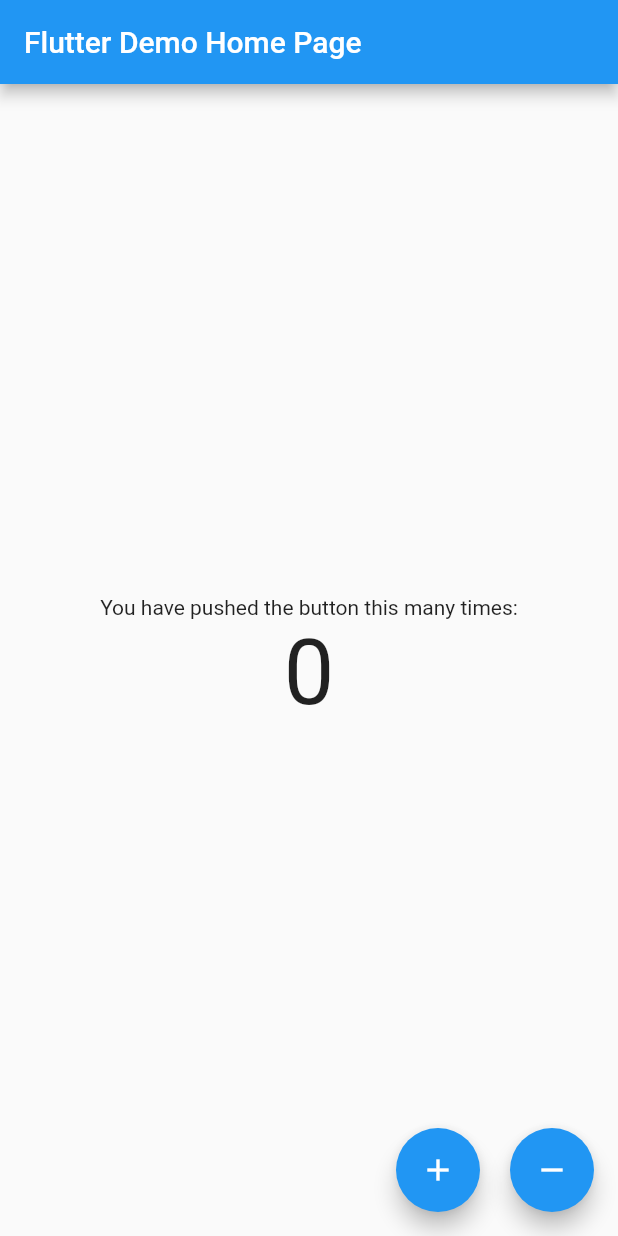
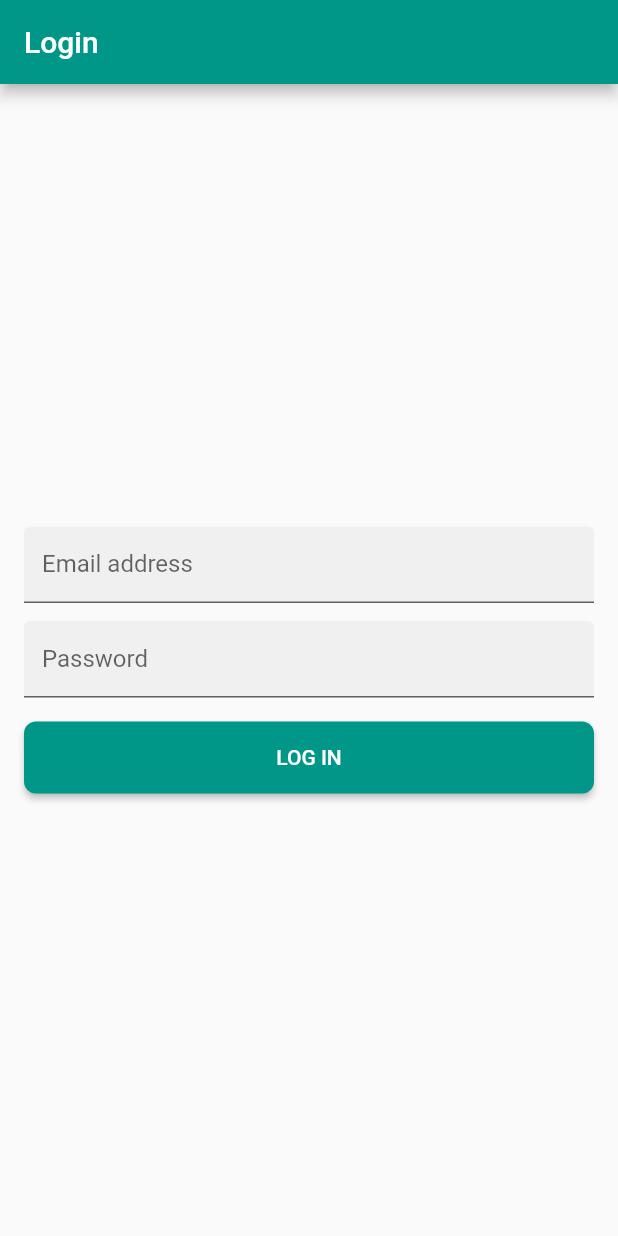
Before and after one commit to etEthiopia/bloc_pattern_library, a Flutter app: the screen it shows after launch, on a phone screen of 412 x 824 dp. Run offline on Flutter 3.47's test engine with Material 2 defaults, Android fonts, the phone set to English and light mode, and no system bars; our stand-ins replace bloc, equatable, flutter_bloc, flutter_secure_storage.

Commit message:
LOGIN and CHECK Succ ess

```diff
--- /dev/null
+++ b/lib/blocs/authentication/authentication_event.dart
@@ -0,0 +1,30 @@
+// lib/blocs/authentication/authentication_event.dart
+
+import 'package:bloc_pattern_full/models/models.dart';
+import 'package:meta/meta.dart';
+import 'package:equatable/equatable.dart';
+
+//import '../../models/models.dart';
+
+abstract class AuthenticationEvent extends Equatable {
+  const AuthenticationEvent();
+
+  @override
+  List<Object> get props => [];
+}
+
+// Fired just after the app is launched
+class AppLoaded extends AuthenticationEvent {}
+
+// Fired when a user has successfully logged in
+class UserLoggedIn extends AuthenticationEvent {
+  final User user;
+
+  UserLoggedIn({@required this.user});
+
+  @override
+  List<Object> get props => [user];
+}
+
+// Fired when the user has logged out
+class UserLoggedOut extends AuthenticationEvent {}
--- /dev/null
+++ b/lib/blocs/authentication/authetnication_state.dart
@@ -0,0 +1,34 @@
+import 'package:meta/meta.dart';
+import 'package:equatable/equatable.dart';
+import '../../models/models.dart';
+
+abstract class AuthenticationState extends Equatable {
+  const AuthenticationState();
+
+  @override
+  List<Object> get props => [];
+}
+
+class AuthenticationInitial extends AuthenticationState {}
+
+class AuthenticationLoading extends AuthenticationState {}
+
+class AuthenticationNotAuthenticated extends AuthenticationState {}
+
+class AuthenticationAuthenticated extends AuthenticationState {
+  final User user;
+
+  AuthenticationAuthenticated({@required this.user});
+
+  @override
+  List<Object> get props => [user];
+}
+
+class AuthenticationFailure extends AuthenticationState {
+  final String message;
+
+  AuthenticationFailure({@required this.message});
+
+  @override
+  List<Object> get props => [message];
+}
--- /dev/null
+++ b/lib/blocs/login/login_bloc.dart
@@ -0,0 +1,50 @@
+import 'package:bloc/bloc.dart';
+import 'package:bloc_pattern_full/blocs/authentication/authentication_bloc.dart';
+import 'package:bloc_pattern_full/blocs/authentication/authentication_event.dart';
+import 'login_event.dart';
+import 'login_state.dart';
+import '../../exceptions/exceptions.dart';
+import '../../services/services.dart';
+
+class LoginBloc extends Bloc<LoginEvent, LoginState> {
+  final AuthenticationBloc _authenticationBloc;
+  final AuthenticationService _authenticationService;
+
+  LoginBloc(AuthenticationBloc authenticationBloc,
+      AuthenticationService authenticationService)
+      : assert(authenticationBloc != null),
+        assert(authenticationService != null),
+        _authenticationBloc = authenticationBloc,
+        _authenticationService = authenticationService;
+
+  @override
+  LoginState get initialState => LoginInitial();
+
+  @override
+  Stream<LoginState> mapEventToState(LoginEvent event) async* {
+    if (event is LoginInWithEmailButtonPressed) {
+      yield* _mapLoginWithEmailToState(event);
+    }
+  }
+
+  Stream<LoginState> _mapLoginWithEmailToState(
+      LoginInWithEmailButtonPressed event) async* {
+    yield LoginLoading();
+    try {
+      final user = await _authenticationService.signInWithEmailAndPassword(
+          event.email, event.password);
+      if (user != null) {
+        // push new authentication event
+        _authenticationBloc.add(UserLoggedIn(user: user));
+        yield LoginSuccess();
+        yield LoginInitial();
+      } else {
+        yield LoginFailure(error: 'Something very weird just happened');
+      }
+    } on AuthenticationException catch (e) {
+      yield LoginFailure(error: e.message);
+    } catch (err) {
+      yield LoginFailure(error: err.message ?? 'An unknown error occured');
+    }
+  }
+}
--- /dev/null
+++ b/lib/blocs/login/login_event.dart
@@ -0,0 +1,17 @@
+import 'package:meta/meta.dart';
+import 'package:equatable/equatable.dart';
+
+abstract class LoginEvent extends Equatable {
+  @override
+  List<Object> get props => [];
+}
+
+class LoginInWithEmailButtonPressed extends LoginEvent {
+  final String email;
+  final String password;
+
+  LoginInWithEmailButtonPressed({@required this.email, @required this.password});
+
+  @override
+  List<Object> get props => [email, password];
+}
--- /dev/null
+++ b/lib/blocs/login/login_state.dart
@@ -0,0 +1,23 @@
+import 'package:meta/meta.dart';
+import 'package:equatable/equatable.dart';
+
+
+abstract class LoginState extends Equatable{
+  @override
+  List<Object> get props => [];
+}
+
+class LoginInitial extends LoginState {}
+
+class LoginLoading extends LoginState {}
+
+class LoginSuccess extends LoginState {}
+
+class LoginFailure extends LoginState {
+  final String error;
+
+  LoginFailure({@required this.error});
+
+  @override
+  List<Object> get props => [error];
+}
--- /dev/null
+++ b/lib/exceptions/authentication_exception.dart
@@ -0,0 +1,5 @@
+class AuthenticationException implements Exception{
+  final String message;
+
+  AuthenticationException({this.message = 'Unknown error occurred. '});
+}
--- /dev/null
+++ b/lib/exceptions/exceptions.dart
@@ -0,0 +1 @@
+export 'authentication_exception.dart';
--- a/lib/main.dart
+++ b/lib/main.dart
@@ -1,99 +1,55 @@
-import 'package:bloc_pattern_full/counter_bloc.dart';
+import 'package:bloc_pattern_full/pages/home_page.dart';
+import 'package:bloc_pattern_full/pages/login_page.dart';
 import 'package:flutter/material.dart';
 import 'package:flutter_bloc/flutter_bloc.dart';
+import 'package:flutter_secure_storage/flutter_secure_storage.dart';
 
-import 'counter_event.dart';
-import 'couter_state.dart';
+import 'blocs/authentication/authentication_bloc.dart';
+import 'blocs/authentication/authentication_event.dart';
+import 'blocs/authentication/authetnication_state.dart';
+import 'services/services.dart';
 
-void main() {
-  runApp(MyApp());
-}
+final storage = FlutterSecureStorage();
+
+void main() => runApp(
+        // Injects the Authentication service
+        RepositoryProvider<AuthenticationService>(
+      create: (context) {
+        return FakeAuthenticationService();
+      },
+      // Injects the Authentication BLoC
+      child: BlocProvider<AuthenticationBloc>(
+        create: (context) {
+          final authService =
+              RepositoryProvider.of<AuthenticationService>(context);
+          return AuthenticationBloc(authService)..add(AppLoaded());
+        },
+        child: MyApp(),
+      ),
+    ));
 
 class MyApp extends StatelessWidget {
   @override
   Widget build(BuildContext context) {
     return MaterialApp(
-      title: 'Flutter Demo',
+      title: 'Authentication Demo',
       theme: ThemeData(
-        primarySwatch: Colors.blue,
-        visualDensity: VisualDensity.adaptivePlatformDensity,
+        primarySwatch: Colors.teal,
       ),
-      home: MyHomePage(title: 'Flutter Demo Home Page'),
-    );
-  }
-}
-
-class MyHomePage extends StatefulWidget {
-  MyHomePage({Key key, this.title}) : super(key: key);
-
-  final String title;
-
-  @override
-  _MyHomePageState createState() => _MyHomePageState();
-}
-
-class _MyHomePageState extends State<MyHomePage> {
-  @override
-  Widget build(BuildContext context) {
-    return BlocProvider(
-      create: (context) => CounterBloc(),
-      child: CounterWidget(
-        widget: widget,
+      // BlocBuilder will listen to changes in AuthenticationState
+      // and build an appropriate widget based on the state.
+      home: BlocBuilder<AuthenticationBloc, AuthenticationState>(
+        builder: (context, state) {
+          if (state is AuthenticationAuthenticated) {
+            // show home page
+            return HomePage(
+              user: state.user,
+            );
+          }
+          // otherwise show login page
+          return LoginPage();
+        },
       ),
     );
   }
 }
-
-class CounterWidget extends StatelessWidget {
-  const CounterWidget({
-    Key key,
-    @required this.widget,
-  }) : super(key: key);
-
-  final MyHomePage widget;
-
-  @override
-  Widget build(BuildContext context) {
-    return Scaffold(
-      appBar: AppBar(
-        title: Text(widget.title),
-      ),
-      body: BlocBuilder<CounterBloc, CounterState>(
-          bloc: BlocProvider.of<CounterBloc>(context),
-          builder: (context, CounterState state) {
-            return Center(
-              child: Column(
-                mainAxisAlignment: MainAxisAlignment.center,
-                children: <Widget>[
-                  Text(
-                    'You have pushed the button this many times:',
-                  ),
-                  Text(
-                    state.counter.toString(),
-                    style: TextStyle(fontSize: 60),
-                  )
-                ],
-              ),
-            );
-          }),
-      floatingActionButton: Row(
-        mainAxisAlignment: MainAxisAlignment.end,
-        children: <Widget>[
-          FloatingActionButton(
-            onPressed: () =>
-                BlocProvider.of<CounterBloc>(context).add(IncrementEvent()),
-            tooltip: 'Increment',
-            child: Icon(Icons.add),
-          ),
-          SizedBox(width: 20),
-          FloatingActionButton(
-            onPressed: () =>
-                BlocProvider.of<CounterBloc>(context).add(DecrementEvent()),
-            tooltip: '_decrementCounter',
-            child: Icon(Icons.remove),
-          )
-        ],
-      ),
-    );
-  }
-}
--- /dev/null
+++ b/lib/models/models.dart
@@ -0,0 +1 @@
+export 'user.dart';
--- /dev/null
+++ b/lib/models/user.dart
@@ -0,0 +1,11 @@
+import 'package:meta/meta.dart';
+
+class User {
+  final String name;
+  final String email;
+
+  User({@required this.name, @required this.email});
+
+  @override
+  String toString() => 'User { name: $name, email: $email}';
+}
--- /dev/null
+++ b/lib/pages/login_page.dart
@@ -0,0 +1,180 @@
+import 'package:bloc_pattern_full/blocs/authentication/authentication_bloc.dart';
+import 'package:bloc_pattern_full/blocs/authentication/authentication_event.dart';
+import 'package:bloc_pattern_full/blocs/authentication/authetnication_state.dart';
+import 'package:bloc_pattern_full/blocs/login/login_bloc.dart';
+import 'package:bloc_pattern_full/blocs/login/login_event.dart';
+import 'package:bloc_pattern_full/blocs/login/login_state.dart';
+import 'package:flutter/material.dart';
+import 'package:flutter_bloc/flutter_bloc.dart';
+import '../services/services.dart';
+
+class LoginPage extends StatelessWidget {
+  @override
+  Widget build(BuildContext context) {
+    return Scaffold(
+      appBar: AppBar(
+        title: Text('Login'),
+      ),
+      body: SafeArea(
+          minimum: const EdgeInsets.all(16),
+          child: BlocBuilder<AuthenticationBloc, AuthenticationState>(
+            builder: (context, state) {
+              final authBloc = BlocProvider.of<AuthenticationBloc>(context);
+              if (state is AuthenticationNotAuthenticated) {
+                return _AuthForm(); // show authentication form
+              }
+              if (state is AuthenticationFailure) {
+                // show error message
+                return Center(
+                    child: Column(
+                  mainAxisAlignment: MainAxisAlignment.center,
+                  crossAxisAlignment: CrossAxisAlignment.center,
+                  children: <Widget>[
+                    Text(state.message),
+                    FlatButton(
+                      textColor: Theme.of(context).primaryColor,
+                      child: Text('Retry'),
+                      onPressed: () {
+                        authBloc.add(AppLoaded());
+                      },
+                    )
+                  ],
+                ));
+              }
+              // show splash screen
+              return Center(
+                child: CircularProgressIndicator(
+                  strokeWidth: 2,
+                ),
+              );
+            },
+          )),
+    );
+  }
+}
+
+class _AuthForm extends StatelessWidget {
+  @override
+  Widget build(BuildContext context) {
+    final authService = RepositoryProvider.of<AuthenticationService>(context);
+    final authBloc = BlocProvider.of<AuthenticationBloc>(context);
+
+    return Container(
+      alignment: Alignment.center,
+      child: BlocProvider<LoginBloc>(
+        create: (context) => LoginBloc(authBloc, authService),
+        child: _SignInForm(),
+      ),
+    );
+  }
+}
+
+class _SignInForm extends StatefulWidget {
+  @override
+  __SignInFormState createState() => __SignInFormState();
+}
+
+class __SignInFormState extends State<_SignInForm> {
+  final GlobalKey<FormState> _key = GlobalKey<FormState>();
+  final _passwordController = TextEditingController();
+  final _emailController = TextEditingController();
+  bool _autoValidate = false;
+
+  @override
+  Widget build(BuildContext context) {
+    final _loginBloc = BlocProvider.of<LoginBloc>(context);
+
+    _onLoginButtonPressed() {
+      if (_key.currentState.validate()) {
+        _loginBloc.add(LoginInWithEmailButtonPressed(
+            email: _emailController.text, password: _passwordController.text));
+      } else {
+        setState(() {
+          _autoValidate = true;
+        });
+      }
+    }
+
+    return BlocListener<LoginBloc, LoginState>(
+      listener: (context, state) {
+        if (state is LoginFailure) {
+          _showError(state.error);
+        }
+      },
+      child: BlocBuilder<LoginBloc, LoginState>(
+        builder: (context, state) {
+          if (state is LoginLoading) {
+            return Center(
+              child: CircularProgressIndicator(),
+            );
+          }
+          return Form(
+            key: _key,
+            autovalidate: _autoValidate,
+            child: SingleChildScrollView(
+              child: Column(
+                crossAxisAlignment: CrossAxisAlignment.stretch,
+                children: <Widget>[
+                  TextFormField(
+                    decoration: InputDecoration(
+                      labelText: 'Email address',
+                      filled: true,
+                      isDense: true,
+                    ),
+                    controller: _emailController,
+                    keyboardType: TextInputType.emailAddress,
+                    autocorrect: false,
+                    validator: (value) {
+                      if (value == null) {
+                        return 'Email is required.';
+                      }
+                      return null;
+                    },
+                  ),
+                  SizedBox(
+                    height: 12,
+                  ),
+                  TextFormField(
+                    decoration: InputDecoration(
+                      labelText: 'Password',
+                      filled: true,
+                      isDense: true,
+                    ),
+                    obscureText: true,
+                    controller: _passwordController,
+                    validator: (value) {
+                      if (value == null) {
+                        return 'Password is required.';
+                      }
+                      return null;
+                    },
+                  ),
+                  const SizedBox(
+                    height: 16,
+                  ),
+                  RaisedButton(
+                    color: Theme.of(context).primaryColor,
+                    textColor: Colors.white,
+                    padding: const EdgeInsets.all(16),
+                    shape: new RoundedRectangleBorder(
+                        borderRadius: new BorderRadius.circular(8.0)),
+                    child: Text('LOG IN'),
+                    onPressed:
+                        state is LoginLoading ? () {} : _onLoginButtonPressed,
+                  )
+                ],
+              ),
+            ),
+          );
+        },
+      ),
+    );
+  }
+
+  void _showError(String error) {
+    Scaffold.of(context).showSnackBar(SnackBar(
+      content: Text(error),
+      backgroundColor: Theme.of(context).errorColor,
+    ));
+  }
+}
--- /dev/null
+++ b/lib/services/authentication_service.dart
@@ -0,0 +1,47 @@
+import 'package:bloc_pattern_full/main.dart';
+
+import '../exceptions/exceptions.dart';
+import '../models/models.dart';
+
+abstract class AuthenticationService {
+  Future<User> getCurrentUser();
+  Future<User> signInWithEmailAndPassword(String email, String password);
+  Future<void> signOut();
+}
+
+class FakeAuthenticationService extends AuthenticationService {
+  @override
+  Future<User> getCurrentUser() async {
+    var logged = await storage.read(key: "loggedIn");
+    if (logged != null) {
+      if (logged == "yes") {
+        String name = await storage.read(key: "name");
+        String email = await storage.read(key: "email");
+        return User(name: name, email: email);
+      }
+    }
+    return null;
+  }
+
+  @override
+  Future<User> signInWithEmailAndPassword(String email, String password) async {
+    //await Future.delayed(Duration(seconds: 1)); // simulate a network delay
+
+    if (email.toLowerCase() != 'test@domain.com' || password != 'testpass123') {
+      throw AuthenticationException(message: 'Wrong username or password');
+    } else {
+      await storage.write(key: "loggedIn", value: "yes");
+      await storage.write(key: "name", value: "Test User");
+      await storage.write(key: "email", value: "email");
+      return User(name: 'Test User', email: email);
+    }
+  }
+
+  @override
+  Future<void> signOut() async {
+    await storage.delete(key: "loggedIn");
+    await storage.delete(key: "name");
+    await storage.delete(key: "email");
+    return null;
+  }
+}
--- /dev/null
+++ b/lib/services/services.dart
@@ -0,0 +1 @@
+export 'authentication_service.dart';
```
Also changed, not shown: lib/blocs/authentication/authentication_bloc.dart (added, +61 -0 lines), lib/pages/home_page.dart (added, +45 -0 lines), pubspec.yaml (+8 -0 lines), pubspec.lock, 1 other file.
